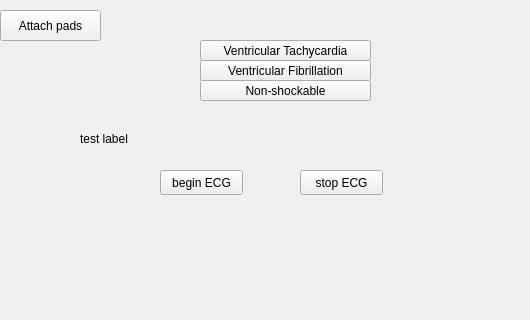
The window that mainwindow.ui (nicwatson/aed-project) describes before a commit, drawn with Qt 5; both pictures show x 270 to 800 and y 0 to 320 of the 800 by 600 pixel window.
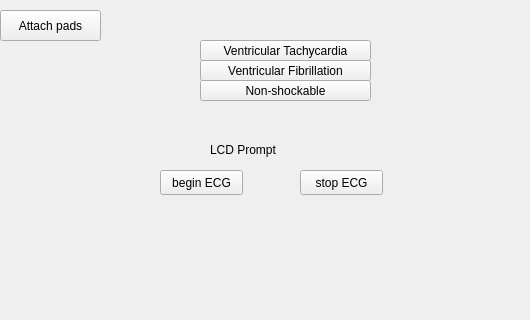
The same window after the commit. Custom widgets are drawn as their Qt base class.

```diff
--- a/mainwindow.ui
+++ b/mainwindow.ui
@@ -264,14 +264,14 @@
    <widget class="QLabel" name="testLabel">
     <property name="geometry">
      <rect>
-      <x>350</x>
-      <y>130</y>
-      <width>62</width>
-      <height>17</height>
+      <x>480</x>
+      <y>140</y>
+      <width>231</width>
+      <height>20</height>
      </rect>
     </property>
     <property name="text">
-     <string>test label</string>
+     <string>LCD Prompt</string>
     </property>
    </widget>
   </widget>
```
Left out of the diff: 2 changed lines with no effect on the pictures.
